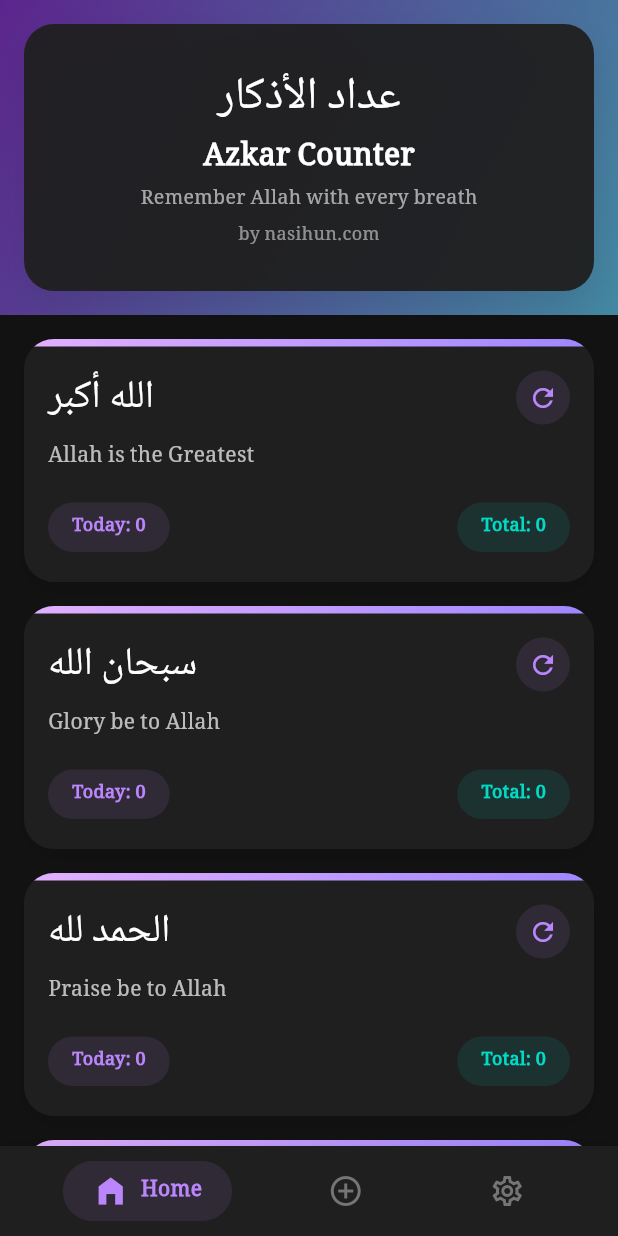
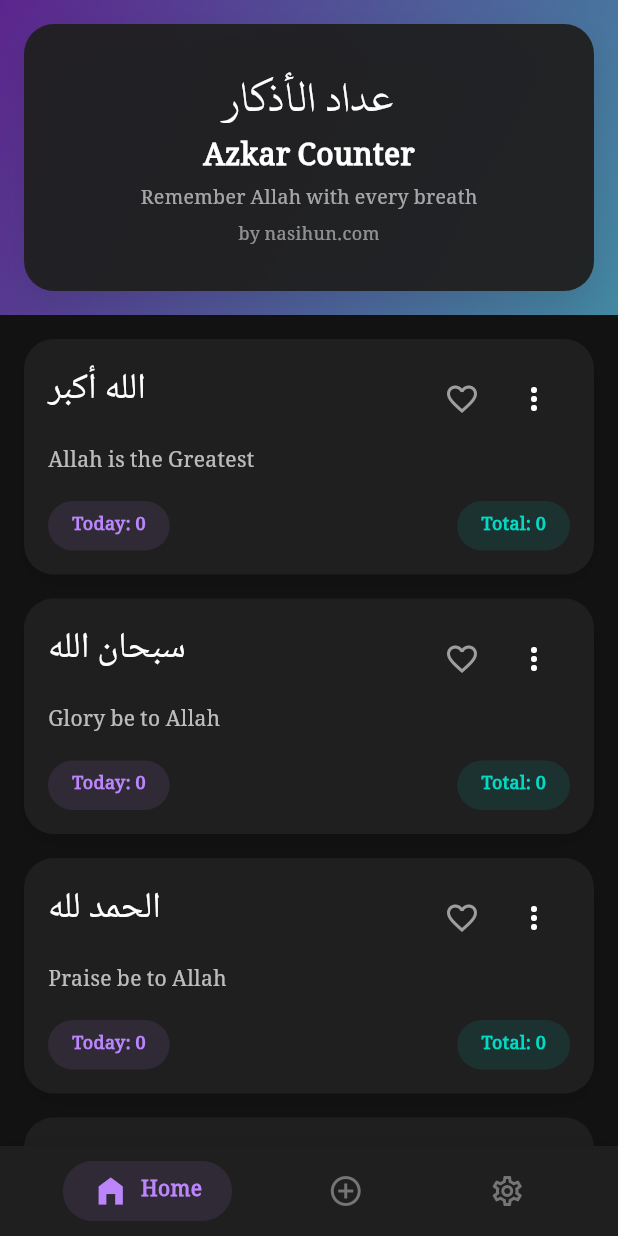
Before and after one commit to thenasihun/azkar-counter-app, a Flutter app: the screen it shows after launch, on a phone screen of 412 x 824 dp. Run offline on Flutter 3.47's test engine with Material 3 defaults, Android fonts, the phone set to English and light mode, and no system bars; our stand-ins replace file_picker, hive, shared_preferences, vibration; accounts and stored records are empty.

Commit message:
favourite azkar tab added

```diff
--- a/lib/models/azkar_model.dart
+++ b/lib/models/azkar_model.dart
@@ -31,6 +31,9 @@ class AzkarModel extends HiveObject {
   @HiveField(8)
   String category;
 
+  @HiveField(9)
+  bool isFavorite;
+
   AzkarModel({
     required this.title,
     required this.arabic,
@@ -41,5 +44,6 @@ class AzkarModel extends HiveObject {
     required this.lastUpdated,
     this.targetCount = 0, // Default to 0 (no target)
     this.category = "My Azkar",
+    this.isFavorite = false,
   });
 }
--- a/lib/providers/azkar_provider.dart
+++ b/lib/providers/azkar_provider.dart
@@ -101,4 +101,10 @@ class AzkarProvider with ChangeNotifier {
     _azkarList = box.values.toList();
     notifyListeners();
   }
+
+  Future<void> toggleFavorite(AzkarModel azkar) async {
+    azkar.isFavorite = !azkar.isFavorite;
+    await azkar.save();
+    notifyListeners();
+  }
 }
--- a/lib/views/home_screen.dart
+++ b/lib/views/home_screen.dart
@@ -21,7 +21,7 @@ class _HomeScreenState extends State<HomeScreen> {
   Widget build(BuildContext context) {
     final List<Widget> screens = [
       _buildDefaultAzkarList(),
-      _buildCustomAzkarList(), // This will now be the tabbed screen
+      _buildCustomAzkarList(),
       const SettingsScreen(),
     ];
 
@@ -32,7 +32,6 @@ class _HomeScreenState extends State<HomeScreen> {
         children: screens,
       ),
       bottomNavigationBar: _buildBottomNavigationBar(),
-      // The FAB is now only shown on the Custom Azkar tab
       floatingActionButton: _currentIndex == 1
           ? FloatingActionButton(
               onPressed: () => _showAddOptions(context),
@@ -80,8 +79,6 @@ class _HomeScreenState extends State<HomeScreen> {
       },
     );
   }
-
-  // --- WIDGET BUILDER METHODS ---
 
   Widget _buildBottomNavigationBar() {
     return Container(
@@ -195,7 +192,7 @@ class _HomeScreenState extends State<HomeScreen> {
                 children: [
                   Text("عداد الأذكار",
                       style: TextStyle(
-                          fontFamily: 'NotoNaskhArabic',
+                          fontFamily: 'Uthmanic',
                           fontSize: 30,
                           color: Theme.of(context).colorScheme.onSurface)),
                   const SizedBox(height: 4),
@@ -285,10 +282,12 @@ class _HomeScreenState extends State<HomeScreen> {
       builder: (context, provider, child) {
         final customAzkar =
             provider.azkarList.where((azkar) => azkar.isCustom).toList();
+        final favoritedAzkar =
+            provider.azkarList.where((azkar) => azkar.isFavorite).toList();
 
-        if (customAzkar.isEmpty) {
+        if (customAzkar.isEmpty && favoritedAzkar.isEmpty) {
           return Scaffold(
-            appBar: AppBar(title: const Text('Custom Azkar')),
+            appBar: AppBar(title: const Text('My Collection')),
             body: Center(
               child: Column(
                 mainAxisAlignment: MainAxisAlignment.center,
@@ -328,22 +327,27 @@ class _HomeScreenState extends State<HomeScreen> {
 
         // Get unique categories and sort them
         final categories = customAzkar.map((a) => a.category).toSet().toList();
-        // Ensure "My Azkar" is always first if it exists
         if (categories.contains("My Azkar")) {
           categories.remove("My Azkar");
           categories.insert(0, "My Azkar");
         }
 
+        // Add the Favorites tab at the beginning
+        final tabs = <Widget>[
+          const Tab(icon: Icon(Icons.favorite), text: "Favorites"),
+          ...categories.map((category) => Tab(text: category)),
+        ];
+
         return DefaultTabController(
-          length: categories.length,
+          length: tabs.length,
           child: Scaffold(
             appBar: AppBar(
-              title: const Text('Custom Azkar'),
+              title: const Text('My Collection'),
               bottom: TabBar(
                 isScrollable: true,
-                tabs:
-                    categories.map((category) => Tab(text: category)).toList(),
+                tabs: tabs,
                 indicatorWeight: 3,
+                indicatorSize: TabBarIndicatorSize.label,
                 indicatorColor: Theme.of(context).colorScheme.primary,
                 labelColor: Theme.of(context).colorScheme.primary,
                 unselectedLabelColor:
@@ -351,15 +355,36 @@ class _HomeScreenState extends State<HomeScreen> {
               ),
             ),
             body: TabBarView(
-              children: categories.map((category) {
+              children: [
+                // --- Favorites Tab View ---
+                if (favoritedAzkar.isEmpty)
+                  const Center(
+                      child: Text("You haven't favorited any Azkar yet."))
+                else
+                  _buildAzkarListView(favoritedAzkar),
+
+                // --- Other Category Tab Views ---
+                ...categories.map((category) {
                   final categoryAzkar = customAzkar
                       .where((azkar) => azkar.category == category)
                       .toList();
+                  return _buildAzkarListView(categoryAzkar);
+                }),
+              ],
+            ),
+          ),
+        );
+      },
+    );
+  }
+
+  // Helper method to build a list view for any list of Azkar
+  Widget _buildAzkarListView(List<dynamic> azkarList) {
     return ListView.builder(
       padding: const EdgeInsets.all(16),
-                  itemCount: categoryAzkar.length,
+      itemCount: azkarList.length,
       itemBuilder: (context, index) {
-                    final azkar = categoryAzkar[index];
+        final azkar = azkarList[index];
         return AzkarTile(
           azkar: azkar,
           onReset: () {
@@ -373,14 +398,14 @@ class _HomeScreenState extends State<HomeScreen> {
                   actions: <Widget>[
                     TextButton(
                       child: const Text('Cancel'),
-                                  onPressed: () =>
-                                      Navigator.of(context).pop(),
+                      onPressed: () => Navigator.of(context).pop(),
                     ),
                     TextButton(
                       child: const Text('Reset',
                           style: TextStyle(color: Colors.red)),
                       onPressed: () {
-                                    provider.resetDailyCount(azkar);
+                        Provider.of<AzkarProvider>(context, listen: false)
+                            .resetDailyCount(azkar);
                         Navigator.of(context).pop();
                       },
                     ),
@@ -389,7 +414,9 @@ class _HomeScreenState extends State<HomeScreen> {
               },
             );
           },
-                      onDelete: () {
+          // Only show delete button for custom azkar
+          onDelete: azkar.isCustom
+              ? () {
                   showDialog(
                     context: context,
                     builder: (BuildContext context) {
@@ -400,14 +427,14 @@ class _HomeScreenState extends State<HomeScreen> {
                         actions: <Widget>[
                           TextButton(
                             child: const Text('Cancel'),
-                                  onPressed: () =>
-                                      Navigator.of(context).pop(),
+                            onPressed: () => Navigator.of(context).pop(),
                           ),
                           TextButton(
                             child: const Text('Delete',
                                 style: TextStyle(color: Colors.red)),
                             onPressed: () {
-                                    provider.deleteAzkar(azkar);
+                              Provider.of<AzkarProvider>(context, listen: false)
+                                  .deleteAzkar(azkar);
                               Navigator.of(context).pop();
                             },
                           ),
@@ -415,13 +442,8 @@ class _HomeScreenState extends State<HomeScreen> {
                       );
                     },
                   );
-                      },
-                    );
-                  },
-                );
-              }).toList(),
-            ),
-          ),
+                }
+              : null,
         );
       },
     );
--- a/lib/widgets/azkar_tile.dart
+++ b/lib/widgets/azkar_tile.dart
@@ -1,6 +1,7 @@
 import 'package:flutter/material.dart';
 import 'package:provider/provider.dart';
 import 'package:azkar_counter/models/azkar_model.dart';
+import 'package:azkar_counter/providers/azkar_provider.dart';
 import 'package:azkar_counter/providers/settings_provider.dart';
 import 'package:azkar_counter/views/counter_screen.dart';
 
@@ -18,14 +19,9 @@ class AzkarTile extends StatelessWidget {
 
   @override
   Widget build(BuildContext context) {
-    return GestureDetector(
-      onTap: () {
-        Navigator.push(
-          context,
-          MaterialPageRoute(builder: (context) => CounterScreen(azkar: azkar)),
-        );
-      },
-      child: Container(
+    final azkarProvider = Provider.of<AzkarProvider>(context, listen: false);
+
+    return Container(
       margin: const EdgeInsets.only(bottom: 16.0),
       decoration: BoxDecoration(
         color: Theme.of(context).cardColor,
@@ -38,29 +34,23 @@ class AzkarTile extends StatelessWidget {
           )
         ],
       ),
-        child: ClipRRect(
+      child: Material(
+        type: MaterialType.transparency,
+        child: InkWell(
           borderRadius: BorderRadius.circular(20.0),
+          onTap: () {
+            Navigator.push(
+              context,
+              MaterialPageRoute(builder: (context) => CounterScreen(azkar: azkar)),
+            );
+          },
+          child: Padding(
+            padding: const EdgeInsets.all(16.0),
             child: Column(
               crossAxisAlignment: CrossAxisAlignment.start,
               children: [
-              Container(
-                height: 5,
-                width: double.infinity,
-                decoration: const BoxDecoration(
-                  gradient: LinearGradient(
-                    colors: [Color(0xFFE2B0FF), Color(0xFF9F86FF)],
-                    begin: Alignment.topLeft,
-                    end: Alignment.bottomRight,
-                  ),
-                ),
-              ),
-              Padding(
-                padding: const EdgeInsets.fromLTRB(16, 16, 16, 16),
-                child: Column(
-                  crossAxisAlignment: CrossAxisAlignment.start,
-                  children: [
+                // Top row with Arabic Text and Action Buttons
                 Row(
-                      mainAxisAlignment: MainAxisAlignment.spaceBetween,
                   crossAxisAlignment: CrossAxisAlignment.start,
                   children: [
                     Expanded(
@@ -68,62 +58,71 @@ class AzkarTile extends StatelessWidget {
                         azkar.arabic,
                         style: TextStyle(
                             fontFamily: 'NotoNaskhArabic',
-                                fontSize: 26,
-                                height: 1.4,
+                            fontSize: 24,
+                            height: 1.5,
                             color: Theme.of(context).colorScheme.onSurface),
                       ),
                     ),
                     const SizedBox(width: 10),
+                    // Cleaner action buttons layout
                     Row(
                       children: [
-                            GestureDetector(
-                              onTap: onReset,
-                              child: Container(
-                                padding: const EdgeInsets.all(8),
-                                decoration: BoxDecoration(
-                                  color: Theme.of(context)
-                                      .colorScheme
-                                      .primary
-                                      .withOpacity(0.1),
-                                  shape: BoxShape.circle,
+                        // Favorite Button remains as the primary action
+                        IconButton(
+                          icon: Icon(
+                            azkar.isFavorite ? Icons.favorite : Icons.favorite_border,
+                            color: azkar.isFavorite
+                                ? Theme.of(context).colorScheme.error
+                                : Colors.grey,
                           ),
-                                child: Icon(Icons.refresh,
-                                    color:
-                                        Theme.of(context).colorScheme.primary,
-                                    size: 20),
+                          tooltip: 'Toggle Favorite',
+                          onPressed: () {
+                            azkarProvider.toggleFavorite(azkar);
+                          },
+                          padding: EdgeInsets.zero,
+                          constraints: const BoxConstraints(),
+                        ),
+                        // "More" menu for other actions
+                        PopupMenuButton<String>(
+                          onSelected: (value) {
+                            if (value == 'reset') {
+                              onReset();
+                            } else if (value == 'delete' && onDelete != null) {
+                              onDelete!();
+                            }
+                          },
+                          itemBuilder: (BuildContext context) => <PopupMenuEntry<String>>[
+                            const PopupMenuItem<String>(
+                              value: 'reset',
+                              child: ListTile(
+                                leading: Icon(Icons.refresh),
+                                title: Text("Reset Today's Count"),
                               ),
                             ),
-                            if (onDelete != null) const SizedBox(width: 8),
+                            // Only show the delete option if it's available
                             if (onDelete != null)
-                              GestureDetector(
-                                onTap: onDelete,
-                                child: Container(
-                                  padding: const EdgeInsets.all(8),
-                                  decoration: BoxDecoration(
-                                    color: Theme.of(context)
-                                        .colorScheme
-                                        .error
-                                        .withOpacity(0.1),
-                                    shape: BoxShape.circle,
+                              PopupMenuItem<String>(
+                                value: 'delete',
+                                child: ListTile(
+                                  leading: Icon(Icons.delete_outline, color: Theme.of(context).colorScheme.error),
+                                  title: Text("Delete", style: TextStyle(color: Theme.of(context).colorScheme.error)),
                                 ),
-                                  child: Icon(Icons.delete_outline,
-                                      color:
-                                          Theme.of(context).colorScheme.error,
-                                      size: 20),
                               ),
+                          ],
+                          icon: const Icon(Icons.more_vert),
+                          tooltip: 'More options',
                         ),
                       ],
                     ),
                   ],
                 ),
-                    const SizedBox(height: 12),
-                    // Use a Consumer to listen for changes in display settings
+                const SizedBox(height: 8),
+                // Transliteration and Meaning (conditionally shown)
                 Consumer<SettingsProvider>(
                   builder: (context, settings, child) {
                     return Column(
                       crossAxisAlignment: CrossAxisAlignment.start,
                       children: [
-                            // Conditionally show Transliteration
                         if (settings.showTransliteration)
                           Padding(
                             padding: const EdgeInsets.only(bottom: 4.0),
@@ -137,7 +136,6 @@ class AzkarTile extends StatelessWidget {
                                       .onSurface),
                             ),
                           ),
-                            // Conditionally show Meaning
                         if (settings.showMeaning)
                           Text(
                             azkar.meaning,
@@ -152,7 +150,8 @@ class AzkarTile extends StatelessWidget {
                     );
                   },
                 ),
-                    const SizedBox(height: 20),
+                const SizedBox(height: 16),
+                // Today and Total count chips
                 Row(
                   mainAxisAlignment: MainAxisAlignment.spaceBetween,
                   children: [
@@ -174,19 +173,17 @@ class AzkarTile extends StatelessWidget {
                         Theme.of(context).colorScheme.secondary),
                   ],
                 ),
-                    const SizedBox(height: 4),
               ],
             ),
-              ),
-            ],
           ),
         ),
       ),
     );
   }
 
-  Widget _buildCountChip(BuildContext context, String label,
-      Color backgroundColor, Color textColor) {
+  // Helper widget to build the count chips
+  Widget _buildCountChip(
+      BuildContext context, String label, Color backgroundColor, Color textColor) {
     return Container(
       padding: const EdgeInsets.symmetric(horizontal: 16, vertical: 8),
       decoration: BoxDecoration(
```
Also changed, not shown: lib/models/azkar_model.g.dart. Lines whose indentation alone changed are shown as unchanged.
